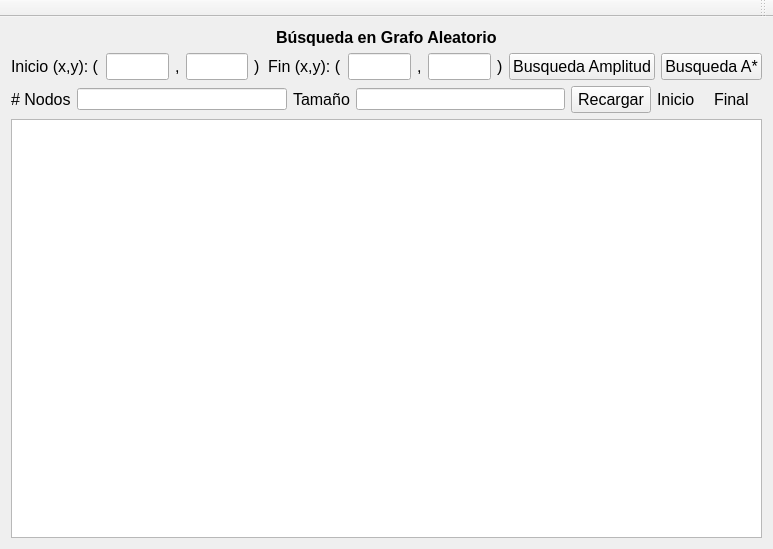
Above: Grafo/mainwindow.ui from nashvent/grafo before the change. Below: the same form after it.
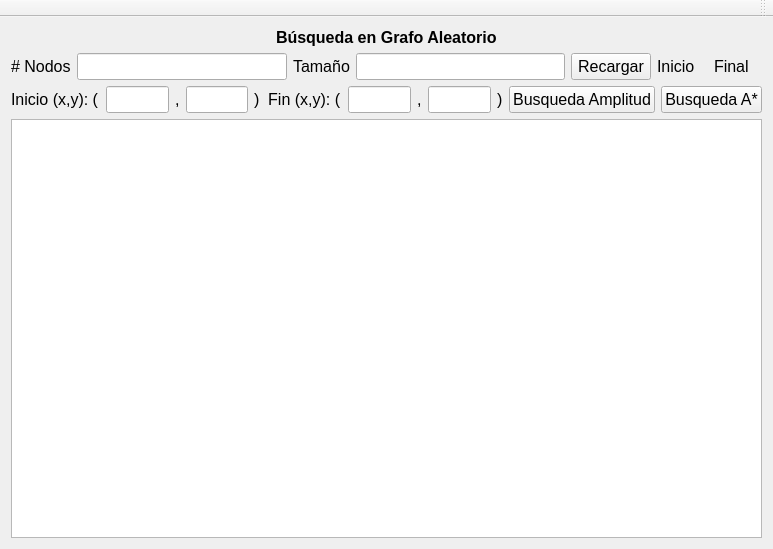
That is the form after the change.

The edit to the form file:
```diff
--- a/Grafo/mainwindow.ui
+++ b/Grafo/mainwindow.ui
@@ -32,6 +32,108 @@
       </property>
      </widget>
     </item>
+    <item>
+     <layout class="QHBoxLayout" name="horizontalLayout_2">
+      <property name="topMargin">
+       <number>0</number>
+      </property>
+      <item>
+       <widget class="QLabel" name="label_7">
+        <property name="font">
+         <font>
+          <pointsize>12</pointsize>
+         </font>
+        </property>
+        <property name="text">
+         <string># Nodos</string>
+        </property>
+       </widget>
+      </item>
+      <item>
+       <widget class="QLineEdit" name="n_nodes">
+        <property name="font">
+         <font>
+          <pointsize>12</pointsize>
+         </font>
+        </property>
+       </widget>
+      </item>
+      <item>
+       <widget class="QLabel" name="label_8">
+        <property name="font">
+         <font>
+          <pointsize>12</pointsize>
+         </font>
+        </property>
+        <property name="text">
+         <string>Tamaño</string>
+        </property>
+       </widget>
+      </item>
+      <item>
+       <widget class="QLineEdit" name="n_tam">
+        <property name="font">
+         <font>
+          <pointsize>12</pointsize>
+         </font>
+        </property>
+       </widget>
+      </item>
+      <item>
+       <widget class="QPushButton" name="pushButton_3">
+        <property name="font">
+         <font>
+          <pointsize>12</pointsize>
+         </font>
+        </property>
+        <property name="text">
+         <string>Recargar</string>
+        </property>
+       </widget>
+      </item>
+      <item>
+       <widget class="QLabel" name="lb_i">
+        <property name="font">
+         <font>
+          <pointsize>12</pointsize>
+         </font>
+        </property>
+        <property name="layoutDirection">
+         <enum>Qt::RightToLeft</enum>
+        </property>
+        <property name="text">
+         <string>Inicio</string>
+        </property>
+       </widget>
+      </item>
+      <item>
+       <widget class="QLabel" name="label_9">
+        <property name="text">
+         <string/>
+        </property>
+       </widget>
+      </item>
+      <item>
+       <widget class="QLabel" name="lb_f">
+        <property name="font">
+         <font>
+          <pointsize>12</pointsize>
+         </font>
+        </property>
+        <property name="text">
+         <string>Final</string>
+        </property>
+       </widget>
+      </item>
+      <item>
+       <widget class="QLabel" name="label_10">
+        <property name="text">
+         <string/>
+        </property>
+       </widget>
+      </item>
+     </layout>
+    </item>
     <item>
      <layout class="QHBoxLayout" name="horizontalLayout">
       <item>
@@ -161,96 +263,6 @@
       <property name="topMargin">
        <number>0</number>
       </property>
-      <item>
-       <layout class="QHBoxLayout" name="horizontalLayout_2">
-        <property name="topMargin">
-         <number>0</number>
-        </property>
-        <item>
-         <widget class="QLabel" name="label_7">
-          <property name="font">
-           <font>
-            <pointsize>12</pointsize>
-           </font>
-          </property>
-          <property name="text">
-           <string># Nodos</string>
-          </property>
-         </widget>
-        </item>
-        <item>
-         <widget class="QLineEdit" name="n_nodes"/>
-        </item>
-        <item>
-         <widget class="QLabel" name="label_8">
-          <property name="font">
-           <font>
-            <pointsize>12</pointsize>
-           </font>
-          </property>
-          <property name="text">
-           <string>Tamaño</string>
-          </property>
-         </widget>
-        </item>
-        <item>
-         <widget class="QLineEdit" name="n_tam"/>
-        </item>
-        <item>
-         <widget class="QPushButton" name="pushButton_3">
-          <property name="font">
-           <font>
-            <pointsize>12</pointsize>
-           </font>
-          </property>
-          <property name="text">
-           <string>Recargar</string>
-          </property>
-         </widget>
-        </item>
-        <item>
-         <widget class="QLabel" name="lb_i">
-          <property name="font">
-           <font>
-            <pointsize>12</pointsize>
-           </font>
-          </property>
-          <property name="layoutDirection">
-           <enum>Qt::RightToLeft</enum>
-          </property>
-          <property name="text">
-           <string>Inicio</string>
-          </property>
-         </widget>
-        </item>
-        <item>
-         <widget class="QLabel" name="label_9">
-          <property name="text">
-           <string/>
-          </property>
-         </widget>
-        </item>
-        <item>
-         <widget class="QLabel" name="lb_f">
-          <property name="font">
-           <font>
-            <pointsize>12</pointsize>
-           </font>
-          </property>
-          <property name="text">
-           <string>Final</string>
-          </property>
-         </widget>
-        </item>
-        <item>
-         <widget class="QLabel" name="label_10">
-          <property name="text">
-           <string/>
-          </property>
-         </widget>
-        </item>
-       </layout>
-      </item>
       <item>
        <widget class="QGraphicsView" name="graphicsView">
         <property name="sizeAdjustPolicy">
```
